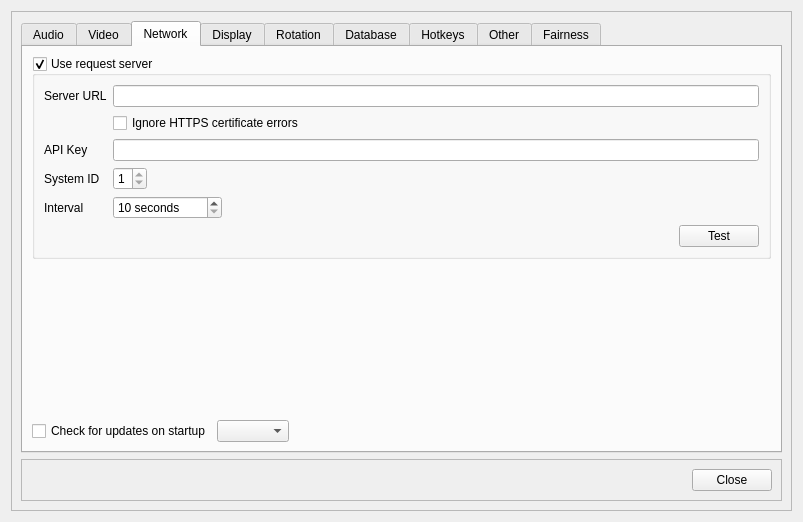
This is src/dlgsettings.ui in pkircher29/auto-kj as Qt 5 draws it before an edit. The edited form follows.
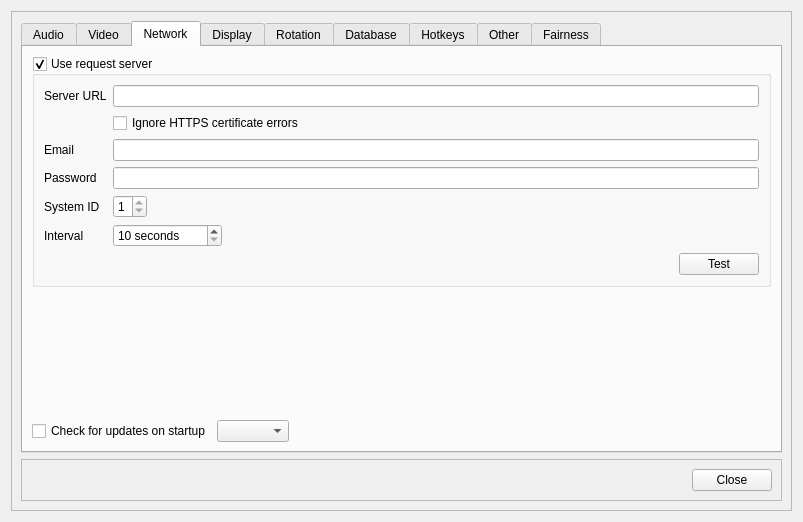
This is the edited form. The open tabs and pages were chosen to show the change. Icons and pictures are not drawn.

Commit message:
Replace API key auth with email/password Bearer token login
- Settings: replace requestServerApiKey with email, password, token
- UI: replace API Key field with Email + Password fields (sticky login)
- AutoKJServerAPI: add login(), ensureToken(), setAuthHeader(); all HTTP
  requests now use Authorization: Bearer instead of X-Api-Key
- Token cached in settings; auto re-login on 401

Patch:
```diff
--- a/src/dlgsettings.ui
+++ b/src/dlgsettings.ui
@@ -1050,7 +1050,7 @@
                  <item row="2" column="0">
                   <widget class="QLabel" name="label_7">
                    <property name="text">
-                    <string>API Key</string>
+                    <string>Email</string>
                    </property>
                   </widget>
                  </item>
@@ -1062,13 +1062,30 @@
                   </widget>
                  </item>
                  <item row="3" column="0">
+                  <widget class="QLabel" name="labelPassword">
+                   <property name="text">
+                    <string>Password</string>
+                   </property>
+                  </widget>
+                 </item>
+                 <item row="3" column="1">
+                  <widget class="QLineEdit" name="lineEditPassword">
+                   <property name="toolTip">
+                    <string>Password for your Auto-KJ account</string>
+                   </property>
+                   <property name="echoMode">
+                    <enum>QLineEdit::Password</enum>
+                   </property>
+                  </widget>
+                 </item>
+                 <item row="4" column="0">
                   <widget class="QLabel" name="label_30">
                    <property name="text">
                     <string>System ID</string>
                    </property>
                   </widget>
                  </item>
-                 <item row="3" column="1">
+                 <item row="4" column="1">
                   <layout class="QHBoxLayout" name="horizontalLayout_2">
                    <property name="rightMargin">
                     <number>20</number>
@@ -1098,14 +1115,14 @@
                    </item>
                   </layout>
                  </item>
-                 <item row="4" column="0">
+                 <item row="5" column="0">
                   <widget class="QLabel" name="label_22">
                    <property name="text">
                     <string>Interval</string>
                    </property>
                   </widget>
                  </item>
-                 <item row="4" column="1">
+                 <item row="5" column="1">
                   <layout class="QHBoxLayout" name="horizontalLayout_15">
                    <property name="rightMargin">
                     <number>50</number>
@@ -1144,7 +1161,7 @@
                    </item>
                   </layout>
                  </item>
-                 <item row="5" column="1">
+                 <item row="6" column="1">
                   <layout class="QHBoxLayout" name="horizontalLayout_20">
                    <property name="leftMargin">
                     <number>0</number>
```
Left out of the diff: 7 changed lines with no effect on the pictures. The commit also changes 7 other files.
